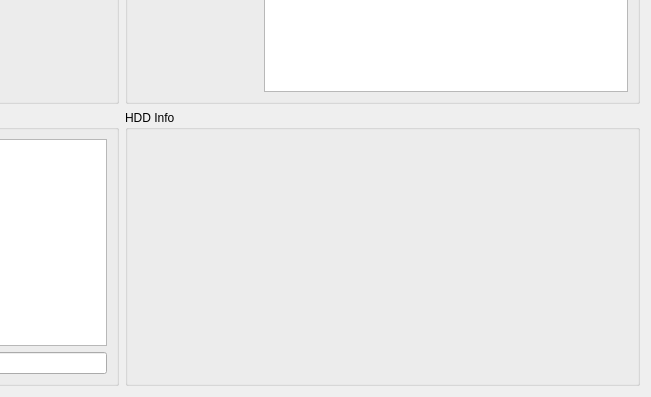
First picture: the form in app/widgetdashboard.ui, repository DFO-Ocean-Navigator/Navigator2Go, before the edit; both pictures show x 408 to 1059 and y 202 to 599 of the 1059 by 599 pixel window.
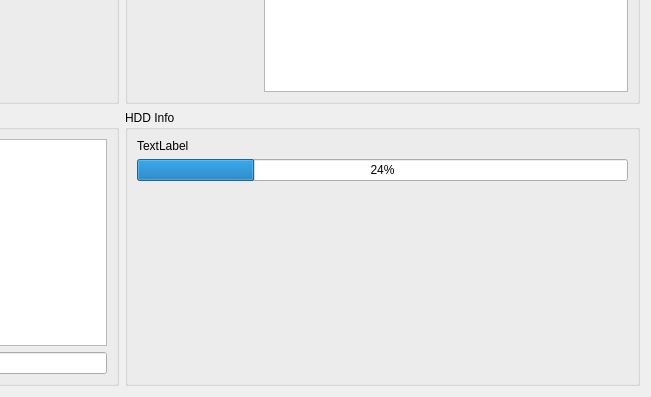
Second picture: the form after the edit. Icons and pictures are not drawn.

Diff of the .ui file:
```diff
--- a/app/widgetdashboard.ui
+++ b/app/widgetdashboard.ui
@@ -270,7 +270,35 @@
      <property name="title">
       <string>HDD Info</string>
      </property>
-     <layout class="QVBoxLayout" name="verticalLayout_3"/>
+     <layout class="QVBoxLayout" name="verticalLayout_3">
+      <item>
+       <widget class="QLabel" name="labelHDDName">
+        <property name="text">
+         <string>TextLabel</string>
+        </property>
+       </widget>
+      </item>
+      <item>
+       <widget class="QProgressBar" name="progressBarDriveSpace">
+        <property name="value">
+         <number>24</number>
+        </property>
+       </widget>
+      </item>
+      <item>
+       <spacer name="verticalSpacer">
+        <property name="orientation">
+         <enum>Qt::Vertical</enum>
+        </property>
+        <property name="sizeHint" stdset="0">
+         <size>
+          <width>20</width>
+          <height>40</height>
+         </size>
+        </property>
+       </spacer>
+      </item>
+     </layout>
     </widget>
    </item>
   </layout>
```
